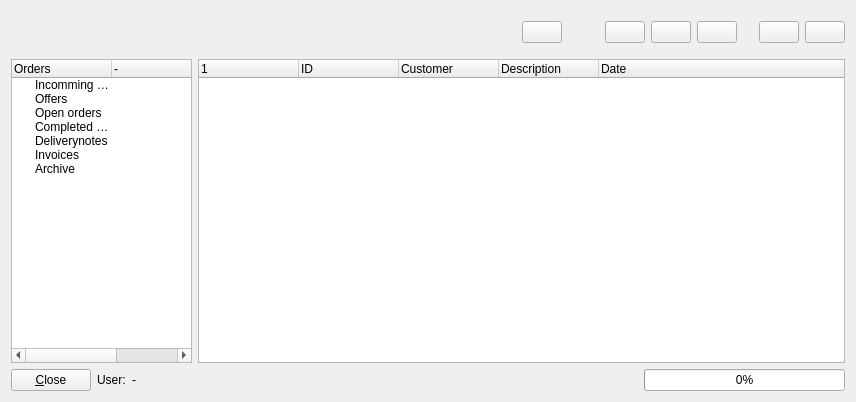
Qt form trunk/ui/procedurefrm.ui (BackupTheBerlios/first4-svn) before a commit.
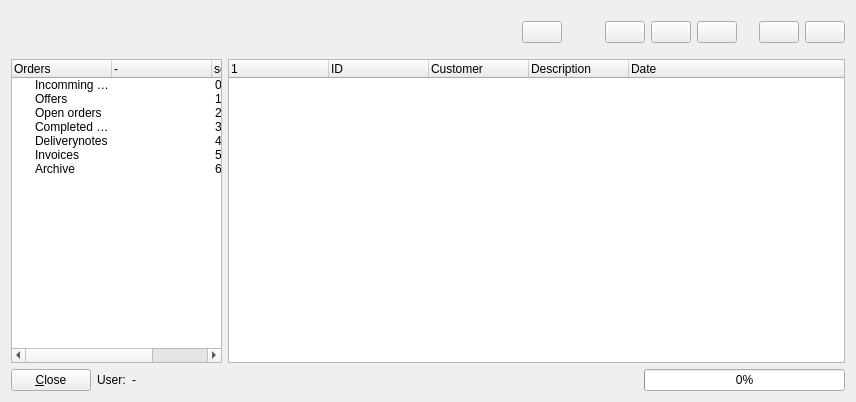
The same form after that commit. Icons and pictures are not drawn.

Diff of the .ui file:
```diff
--- a/trunk/ui/procedurefrm.ui
+++ b/trunk/ui/procedurefrm.ui
@@ -221,7 +221,7 @@
        </property>
        <property name="maximumSize" >
         <size>
-         <width>181</width>
+         <width>211</width>
          <height>16777215</height>
         </size>
        </property>
```
